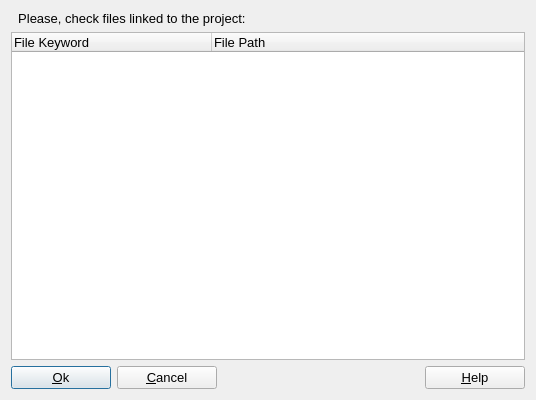
Qt form gems3/vizor4/dlg4/ListFilesDialog4.ui (gemshub/GEMSGUI) before a commit.
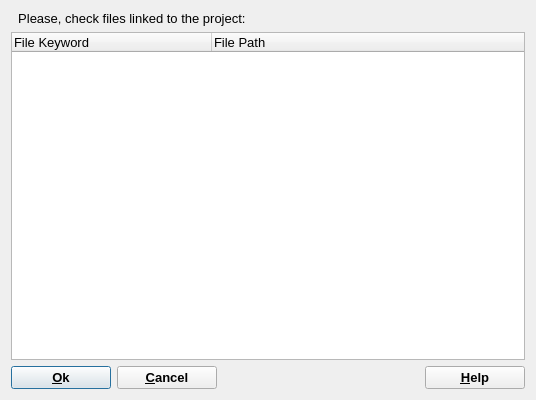
The same form after that commit.

```diff
--- a/gems3/vizor4/dlg4/ListFilesDialog4.ui
+++ b/gems3/vizor4/dlg4/ListFilesDialog4.ui
@@ -84,6 +84,12 @@
          <height>0</height>
         </size>
        </property>
+       <property name="font">
+        <font>
+         <weight>75</weight>
+         <bold>true</bold>
+        </font>
+       </property>
        <property name="toolTip">
         <string>Files selections is finisded OK</string>
        </property>
@@ -112,6 +118,12 @@
          <height>0</height>
         </size>
        </property>
+       <property name="font">
+        <font>
+         <weight>75</weight>
+         <bold>true</bold>
+        </font>
+       </property>
        <property name="text">
         <string>&amp;Cancel</string>
        </property>
@@ -150,6 +162,12 @@
          <height>0</height>
         </size>
        </property>
+       <property name="font">
+        <font>
+         <weight>75</weight>
+         <bold>true</bold>
+        </font>
+       </property>
        <property name="toolTip">
         <string>Learn aboutModelling Project concept and project configuration</string>
        </property>
```
